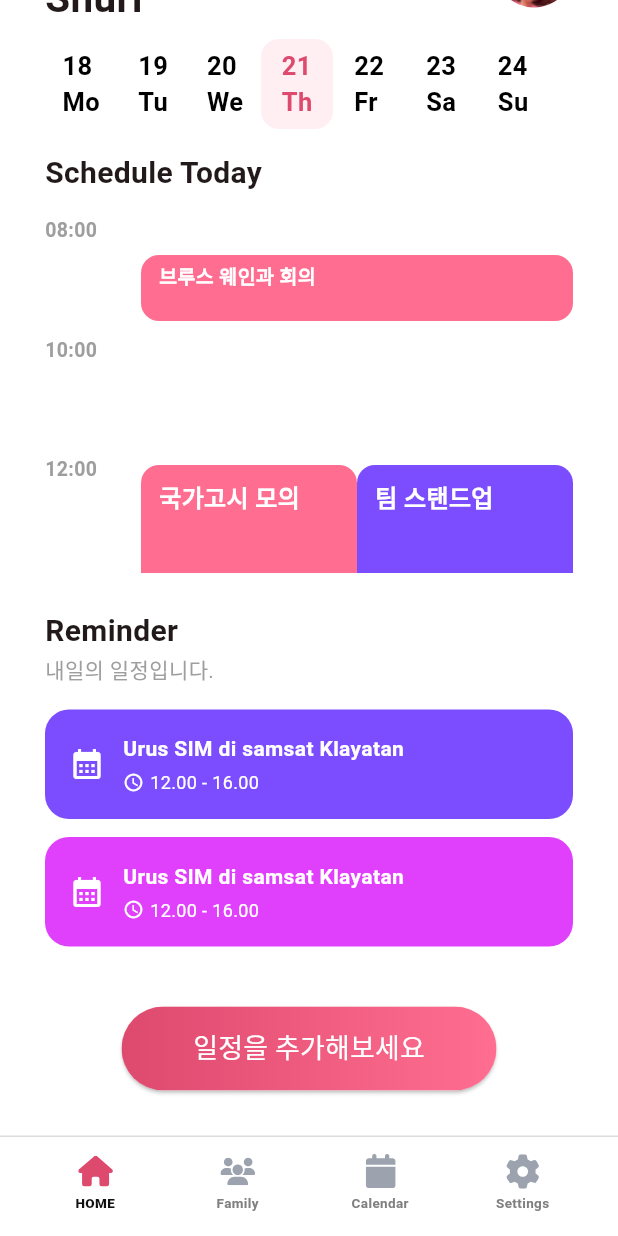
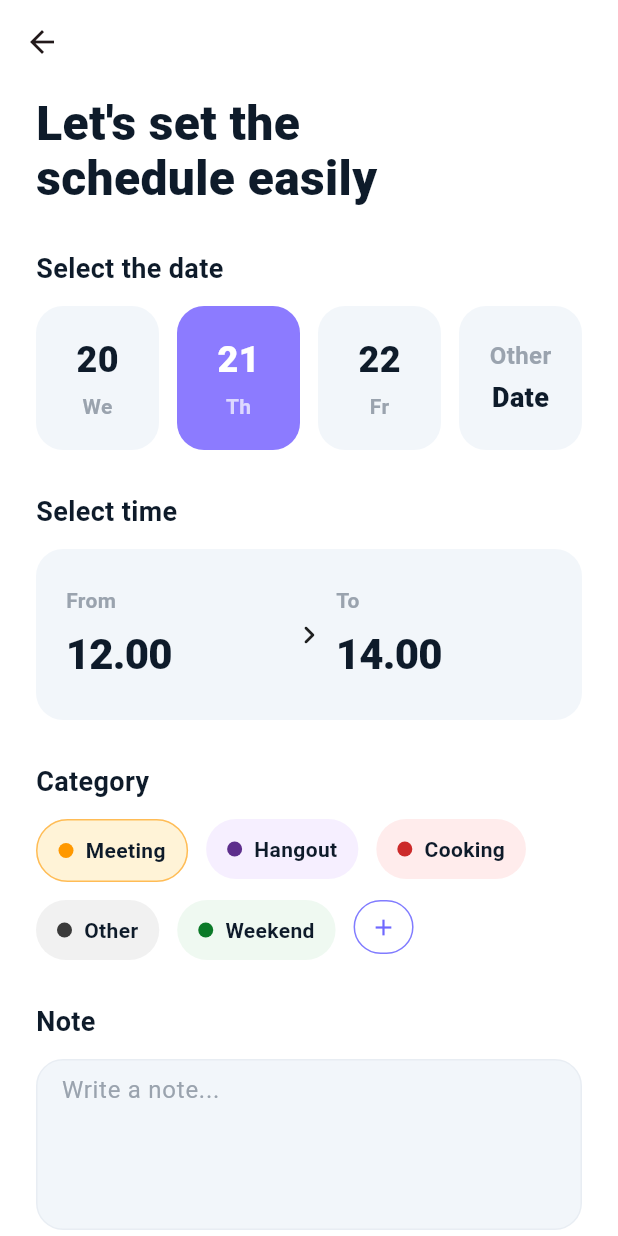
Before and after one commit to jaemoi/with_calendar, a Flutter app: the HomeScreen screen opened by its route, scrolled down 90 dp, after a tap on "일정을 추가해보세요", on a phone screen of 412 x 824 dp. Run offline on Flutter 3.47's test engine with Material 3 defaults, Android fonts, the light colour scheme and no system bars; our stand-ins replace flutter_riverpod, flutter_svg, go_router, table_calendar; Roboto replaces fonts that are missing (Pretendard).

Commit message:
일정 추가 화면 1차 퍼블리싱

```diff
--- a/lib/app/config/routes/app_routes.dart
+++ b/lib/app/config/routes/app_routes.dart
@@ -1,6 +1,7 @@
 // routes.dart
 import 'package:go_router/go_router.dart';
 import 'package:with_calendar/app/feature/calendar/view/calendar_screen.dart';
+import 'package:with_calendar/app/feature/schedule_create/view/schedule_create_screen.dart';
 import 'package:with_calendar/app/feature/settings/view/settings_screen.dart';
 import '../../feature/bottom_navigation_bar/view/bottom_navigation_screen.dart';
 import '../../feature/familiy/view/family_screen.dart';
@@ -13,6 +14,7 @@ class Routes {
   static const login = '/login';
   static const terms = '/terms';
   static const selectMode = '/select-mode';
+  static const createSchedule = '/create-schedule';
 
   // 탭 루트 경로(쉘 내부)
   static const home = '/home';
@@ -27,6 +29,9 @@ class Routes {
       GoRoute(path: login, builder: (_, __) => const LoginScreen()),
       GoRoute(path: terms, builder: (_, __) => const TermsScreen()),
       GoRoute(path: selectMode, builder: (_, __) => const SelectModeScreen()),
+      GoRoute(
+          path: createSchedule,
+          builder: (_, __) => const ScheduleCreateScreen()),
 
       // 바텀 네비가 항상 보이는 메인 쉘
       StatefulShellRoute.indexedStack(
--- a/lib/app/feature/home/view/home_screen.dart
+++ b/lib/app/feature/home/view/home_screen.dart
@@ -1,4 +1,6 @@
 import 'package:flutter/material.dart';
+import 'package:go_router/go_router.dart';
+import 'package:with_calendar/app/config/routes/app_routes.dart';
 import 'package:with_calendar/app/feature/home/view/schedule_event.dart';
 import 'package:with_calendar/app/feature/home/view/schedule_timeline.dart';
 
@@ -148,7 +150,9 @@ class HomeScreen extends StatelessWidget {
                   width: 250,
                   height: 56,
                   child: ElevatedButton(
-                    onPressed: () {},
+                    onPressed: () {
+                      context.go(Routes.createSchedule);
+                    },
                     style: ElevatedButton.styleFrom(
                       padding: EdgeInsets.zero,
                       shape: RoundedRectangleBorder(
--- /dev/null
+++ b/lib/app/feature/schedule_create/view/schedule_create_screen.dart
@@ -0,0 +1,539 @@
+import 'package:flutter/material.dart';
+
+class ScheduleCreateScreen extends StatefulWidget {
+  const ScheduleCreateScreen({super.key});
+
+  @override
+  State<ScheduleCreateScreen> createState() => _ScheduleCreateScreenState();
+}
+
+class _ScheduleCreateScreenState extends State<ScheduleCreateScreen> {
+  // ===== Palette (스크린샷 느낌) =====
+  static const kBg = Color(0xFFFFFFFF);
+  static const kHeadline = Color(0xFF0E1B2A);
+  static const kSubtle = Color(0xFF9AA3AE);
+  static const kCard = Color(0xFFF2F6FA);
+  static const kSelected = Color(0xFF8C7BFF); // 날짜 선택 보라
+  static const kDivider = Color(0xFFE8EDF3);
+  static const kChipText = Color(0xFF0E1B2A);
+
+  // 시간
+  TimeOfDay _from = const TimeOfDay(hour: 12, minute: 0);
+  TimeOfDay _to = const TimeOfDay(hour: 14, minute: 0);
+
+  // 날짜 카드(오늘부터 3일 + Other Date)
+  late final List<DateTime> _dates = List.generate(
+    3,
+        (i) => DateTime.now().add(Duration(days: i)),
+  );
+  int _selectedDateIndex = 1; // 예시로 가운데(스크린샷처럼)
+  DateTime? _customDate;
+
+  // 카테고리
+  final _categories = <_Cat>[
+    _Cat('Meeting', Colors.orange, const Color(0xFFFFF3D7)),
+    _Cat('Hangout', const Color(0xFF5D2E8C), const Color(0xFFF6EFFF)),
+    _Cat('Cooking', const Color(0xFFCC2A2A), const Color(0xFFFFECEC)),
+    _Cat('Other', const Color(0xFF3A3A3A), const Color(0xFFF1F1F1)),
+    _Cat('Weekend', const Color(0xFF0B7A28), const Color(0xFFEFF9F1)),
+  ];
+  final Set<String> _selectedCats = {'Meeting'};
+
+  final _noteCtrl = TextEditingController();
+
+  // ===== Helpers =====
+  String _fmtDay(DateTime d) => d.day.toString().padLeft(2, '0');
+  String _wdShort(DateTime d) {
+    const ws = ['Mo', 'Tu', 'We', 'Th', 'Fr', 'Sa', 'Su'];
+    return ws[d.weekday - 1];
+  }
+
+  String _fmtTime(TimeOfDay t) =>
+      '${t.hour.toString().padLeft(2, '0')}.${(t.minute ~/ 1).toString().padLeft(2, '0')}';
+
+  Future<void> _pickFrom() async {
+    final picked = await showTimePicker(context: context, initialTime: _from);
+    if (picked != null) {
+      setState(() {
+        _from = picked;
+        // from이 to보다 크면 to를 따라오게
+        final fromMinutes = _from.hour * 60 + _from.minute;
+        final toMinutes = _to.hour * 60 + _to.minute;
+        if (toMinutes <= fromMinutes) {
+          final newToMinutes = fromMinutes + 60;
+          _to = TimeOfDay(
+            hour: (newToMinutes ~/ 60) % 24,
+            minute: newToMinutes % 60,
+          );
+        }
+      });
+    }
+  }
+
+  Future<void> _pickTo() async {
+    final picked = await showTimePicker(context: context, initialTime: _to);
+    if (picked != null) {
+      setState(() => _to = picked);
+    }
+  }
+
+  Future<void> _pickCustomDate() async {
+    final now = DateTime.now();
+    final picked = await showDatePicker(
+      context: context,
+      initialDate: _customDate ?? now,
+      firstDate: DateTime(now.year - 1),
+      lastDate: DateTime(now.year + 2),
+    );
+    if (picked != null) {
+      setState(() {
+        _customDate = picked;
+        _selectedDateIndex = 3; // Other Date 카드 선택
+      });
+    }
+  }
+
+  @override
+  Widget build(BuildContext context) {
+    return Scaffold(
+      backgroundColor: kBg,
+      appBar: AppBar(
+        backgroundColor: kBg,
+        elevation: 0,
+        leading: const BackButton(),
+      ),
+      body: Stack(
+        children: [
+          // 상단 원형 데코 (가벼운 느낌)
+
+          SingleChildScrollView(
+            padding: const EdgeInsets.fromLTRB(24, 0, 24, 24),
+            child: Column(
+              crossAxisAlignment: CrossAxisAlignment.start,
+              children: [
+                const SizedBox(height: 8),
+                Text(
+                  "Let's set the\nschedule easily",
+                  style: const TextStyle(
+                    fontSize: 32,
+                    fontWeight: FontWeight.w800,
+                    height: 1.15,
+                    color: kHeadline,
+                  ),
+                ),
+                const SizedBox(height: 28),
+
+                _SectionTitle('Select the date'),
+                const SizedBox(height: 12),
+
+                Row(
+                  children: [
+                    for (int i = 0; i < 3; i++) ...[
+                      Expanded(
+                        child: _DateCard(
+                          day: _fmtDay(_dates[i]),
+                          week: _wdShort(_dates[i]),
+                          selected: _selectedDateIndex == i,
+                          onTap: () => setState(() => _selectedDateIndex = i),
+                        ),
+                      ),
+                      if (i != 2) const SizedBox(width: 12),
+                    ],
+                    const SizedBox(width: 12),
+                    Expanded(
+                      child: _OtherDateCard(
+                        labelTop: 'Other',
+                        labelBottom: _customDate == null ? 'Date' : _fmtDay(_customDate!),
+                        selected: _selectedDateIndex == 3,
+                        onTap: _pickCustomDate,
+                      ),
+                    ),
+                  ],
+                ),
+
+                const SizedBox(height: 28),
+                _SectionTitle('Select time'),
+                const SizedBox(height: 12),
+
+                Container(
+                  decoration: BoxDecoration(
+                    color: kCard,
+                    borderRadius: BorderRadius.circular(18),
+                  ),
+                  padding: const EdgeInsets.symmetric(horizontal: 20, vertical: 18),
+                  child: Row(
+                    children: [
+                      Expanded(
+                        child: _TimeCell(
+                          label: 'From',
+                          value: _fmtTime(_from),
+                          onTap: _pickFrom,
+                        ),
+                      ),
+                      const SizedBox(width: 6),
+                      const Icon(Icons.chevron_right_rounded, size: 24, color: Colors.black87),
+                      const SizedBox(width: 6),
+                      Expanded(
+                        child: _TimeCell(
+                          label: 'To',
+                          value: _fmtTime(_to),
+                          onTap: _pickTo,
+                        ),
+                      ),
+                    ],
+                  ),
+                ),
+
+                const SizedBox(height: 28),
+                _SectionTitle('Category'),
+                const SizedBox(height: 12),
+
+                Wrap(
+                  spacing: 12,
+                  runSpacing: 12,
+                  children: [
+                    for (final c in _categories)
+                      _CategoryChip(
+                        label: c.name,
+                        dot: c.dot,
+                        bg: c.bg,
+                        selected: _selectedCats.contains(c.name),
+                        onTap: () {
+                          setState(() {
+                            if (_selectedCats.contains(c.name)) {
+                              _selectedCats.remove(c.name);
+                            } else {
+                              _selectedCats.add(c.name);
+                            }
+                          });
+                        },
+                      ),
+                    _AddChip(onTap: () {
+                      // TODO: 카테고리 추가 플로우
+                    }),
+                  ],
+                ),
+
+                const SizedBox(height: 28),
+                _SectionTitle('Note'),
+                const SizedBox(height: 12),
+
+                Container(
+                  decoration: BoxDecoration(
+                    color: kCard,
+                    borderRadius: BorderRadius.circular(18),
+                    border: Border.all(color: kDivider),
+                  ),
+                  padding: const EdgeInsets.symmetric(horizontal: 16),
+                  child: TextField(
+                    controller: _noteCtrl,
+                    maxLines: 5,
+                    minLines: 4,
+                    decoration: InputDecoration(
+                      hintText: 'Write a note...',
+                      hintStyle: TextStyle(color: kSubtle),
+                      border: InputBorder.none,
+                    ),
+                  ),
+                ),
+
+                const SizedBox(height: 32),
+                _SaveButton(onTap: () {
+                  // TODO: 저장 로직
+                  ScaffoldMessenger.of(context).showSnackBar(
+                    const SnackBar(content: Text('Saved! (demo)')),
+                  );
+                }),
+              ],
+            ),
+          ),
+        ],
+      ),
+    );
+  }
+}
+
+// ===== Widgets =====
+
+class _SectionTitle extends StatelessWidget {
+  const _SectionTitle(this.text);
+  final String text;
+
+  @override
+  Widget build(BuildContext context) => Text(
+    text,
+    style: const TextStyle(
+      fontSize: 18,
+      fontWeight: FontWeight.w700,
+      color: _ScheduleCreateScreenState.kHeadline,
+    ),
+  );
+}
+
+class _DateCard extends StatelessWidget {
+  const _DateCard({
+    required this.day,
+    required this.week,
+    required this.selected,
+    required this.onTap,
+  });
+
+  final String day;
+  final String week;
+  final bool selected;
+  final VoidCallback onTap;
+
+  @override
+  Widget build(BuildContext context) {
+    final bg = selected ? _ScheduleCreateScreenState.kSelected : _ScheduleCreateScreenState.kCard;
+    final fg = selected ? Colors.white : _ScheduleCreateScreenState.kHeadline;
+
+    return InkWell(
+      borderRadius: BorderRadius.circular(18),
+      onTap: onTap,
+      child: Container(
+        height: 96,
+        decoration: BoxDecoration(
+          color: bg,
+          borderRadius: BorderRadius.circular(18),
+        ),
+        alignment: Alignment.center,
+        child: Column(
+          mainAxisSize: MainAxisSize.min,
+          children: [
+            Text(day,
+                style: TextStyle(
+                  fontSize: 24,
+                  fontWeight: FontWeight.w800,
+                  color: fg,
+                )),
+            const SizedBox(height: 4),
+            Text(week,
+                style: TextStyle(
+                  fontSize: 14,
+                  fontWeight: FontWeight.w700,
+                  color: selected ? Colors.white70 : _ScheduleCreateScreenState.kSubtle,
+                )),
+          ],
+        ),
+      ),
+    );
+  }
+}
+
+class _OtherDateCard extends StatelessWidget {
+  const _OtherDateCard({
+    required this.labelTop,
+    required this.labelBottom,
+    required this.selected,
+    required this.onTap,
+  });
+
+  final String labelTop;
+  final String labelBottom;
+  final bool selected;
+  final VoidCallback onTap;
+
+  @override
+  Widget build(BuildContext context) {
+    final bg = selected ? _ScheduleCreateScreenState.kSelected : _ScheduleCreateScreenState.kCard;
+    final fg = selected ? Colors.white : _ScheduleCreateScreenState.kHeadline;
+
+    return InkWell(
+      borderRadius: BorderRadius.circular(18),
+      onTap: onTap,
+      child: Container(
+        height: 96,
+        decoration: BoxDecoration(
+          color: bg,
+          borderRadius: BorderRadius.circular(18),
+        ),
+        alignment: Alignment.center,
+        child: Column(
+          mainAxisSize: MainAxisSize.min,
+          children: [
+            Text(labelTop,
+                style: TextStyle(
+                  fontSize: 16,
+                  fontWeight: FontWeight.w700,
+                  color: selected ? Colors.white70 : _ScheduleCreateScreenState.kSubtle,
+                )),
+            const SizedBox(height: 4),
+            Text(labelBottom,
+                style: TextStyle(
+                  fontSize: 18,
+                  fontWeight: FontWeight.w800,
+                  color: fg,
+                )),
+          ],
+        ),
+      ),
+    );
+  }
+}
+
+class _TimeCell extends StatelessWidget {
+  const _TimeCell({
+    required this.label,
+    required this.value,
+    required this.onTap,
+  });
+
+  final String label;
+  final String value;
+  final VoidCallback onTap;
+
+  @override
+  Widget build(BuildContext context) {
+    return InkWell(
+      borderRadius: BorderRadius.circular(12),
+      onTap: onTap,
+      child: Padding(
+        padding: const EdgeInsets.symmetric(vertical: 6),
+        child: Column(
+          crossAxisAlignment: CrossAxisAlignment.start,
+          children: [
+            Text(label,
+                style: const TextStyle(
+                  color: _ScheduleCreateScreenState.kSubtle,
+                  fontSize: 14,
+                  fontWeight: FontWeight.w700,
+                )),
+            const SizedBox(height: 6),
+            Text(value,
+                style: const TextStyle(
+                  color: _ScheduleCreateScreenState.kHeadline,
+                  fontSize: 28,
+                  fontWeight: FontWeight.w800,
+                  letterSpacing: -0.5,
+                )),
+          ],
+        ),
+      ),
+    );
+  }
+}
+
+class _CategoryChip extends StatelessWidget {
+  const _CategoryChip({
+    required this.label,
+    required this.dot,
+    required this.bg,
+    required this.selected,
+    required this.onTap,
+  });
+
+  final String label;
+  final Color dot;
+  final Color bg;
+  final bool selected;
+  final VoidCallback onTap;
+
+  @override
+  Widget build(BuildContext context) {
+    final border = selected ? Border.all(color: dot.withOpacity(0.6), width: 1) : null;
+
+    return InkWell(
+      borderRadius: BorderRadius.circular(999),
+      onTap: onTap,
+      child: Container(
+        padding: const EdgeInsets.symmetric(horizontal: 14, vertical: 10),
+        decoration: BoxDecoration(
+          color: bg,
+          borderRadius: BorderRadius.circular(999),
+          border: border,
+        ),
+        child: Row(
+          mainAxisSize: MainAxisSize.min,
+          children: [
+            Container(width: 10, height: 10, decoration: BoxDecoration(color: dot, shape: BoxShape.circle)),
+            const SizedBox(width: 8),
+            Text(
+              label,
+              style: const TextStyle(
+                color: _ScheduleCreateScreenState.kChipText,
+                fontWeight: FontWeight.w700,
+              ),
+            ),
+          ],
+        ),
+      ),
+    );
+  }
+}
+
+class _AddChip extends StatelessWidget {
+  const _AddChip({required this.onTap});
+  final VoidCallback onTap;
+
+  @override
+  Widget build(BuildContext context) {
+    return InkWell(
+      borderRadius: BorderRadius.circular(999),
+      onTap: onTap,
+      child: Container(
+        padding: const EdgeInsets.symmetric(horizontal: 10, vertical: 8),
+        decoration: BoxDecoration(
+          color: Colors.white,
+          borderRadius: BorderRadius.circular(999),
+          border: Border.all(color: const Color(0xFF817CFF)),
+        ),
+        child: const Icon(Icons.add, size: 18, color: Color(0xFF6F68FF)),
+      ),
+    );
+  }
+}
+
+class _SaveButton extends StatelessWidget {
+  const _SaveButton({required this.onTap});
+  final VoidCallback onTap;
+
+  @override
+  Widget build(BuildContext context) {
+    return GestureDetector(
+      onTap: onTap,
+      child: Container(
+        height: 64,
+        decoration: BoxDecoration(
+          gradient: const LinearGradient(
+            colors: [Color(0xFFFF6E91), Color(0xFFDE496E)],
+            begin: Alignment.centerLeft,
+            end: Alignment.centerRight,
+          ),
+          borderRadius: BorderRadius.circular(32),
+        ),
+        alignment: Alignment.center,
+        child: const Text(
+          'Save',
+          style: TextStyle(color: Colors.white, fontSize: 18, fontWeight: FontWeight.w800),
+        ),
+      ),
+    );
+  }
+}
+
+class _Rings extends StatelessWidget {
+  @override
+  Widget build(BuildContext context) {
+    return Stack(
+      children: [
+        _ring(260, const Color(0xFFE1F2EF)),
+        Positioned(top: 28, left: 28, child: _ring(204, const Color(0xFFF39AA8))),
+        Positioned(top: 54, left: 54, child: _ring(148, const Color(0xFFC3B7FF))),
+      ],
+    );
+  }
+
+  Widget _ring(double size, Color c) => Container(
+    width: size,
+    height: size,
+    decoration: BoxDecoration(shape: BoxShape.circle, color: c),
+  );
+}
+
+class _Cat {
+  final String name;
+  final Color dot;
+  final Color bg;
+  const _Cat(this.name, this.dot, this.bg);
+}
```
